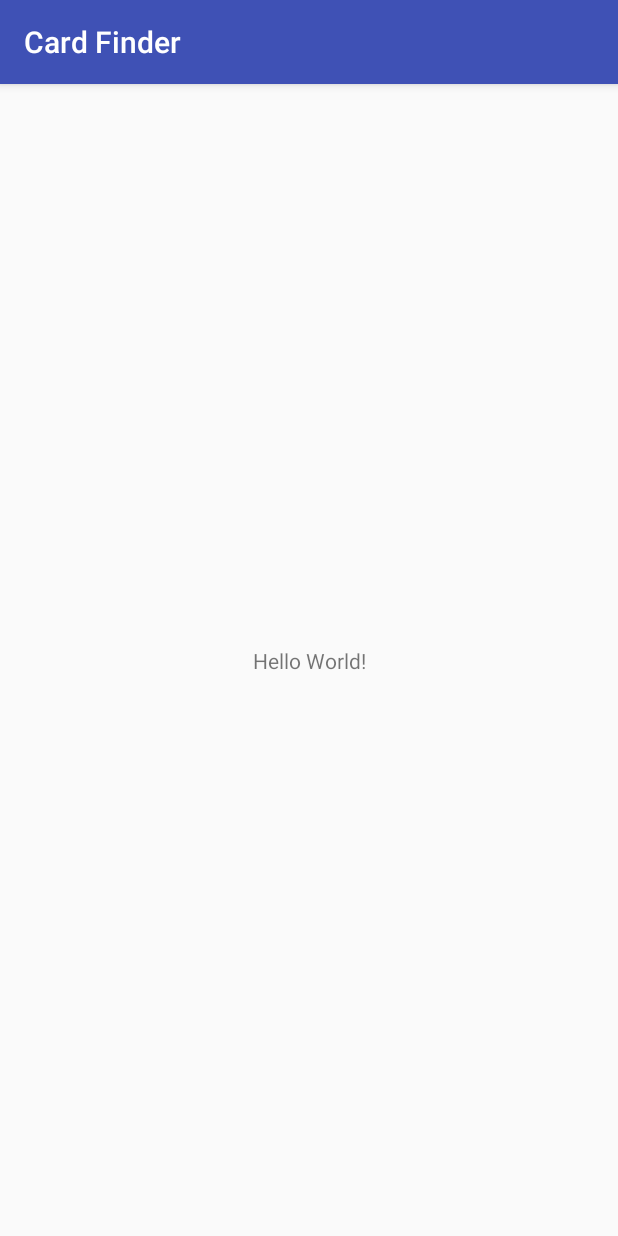
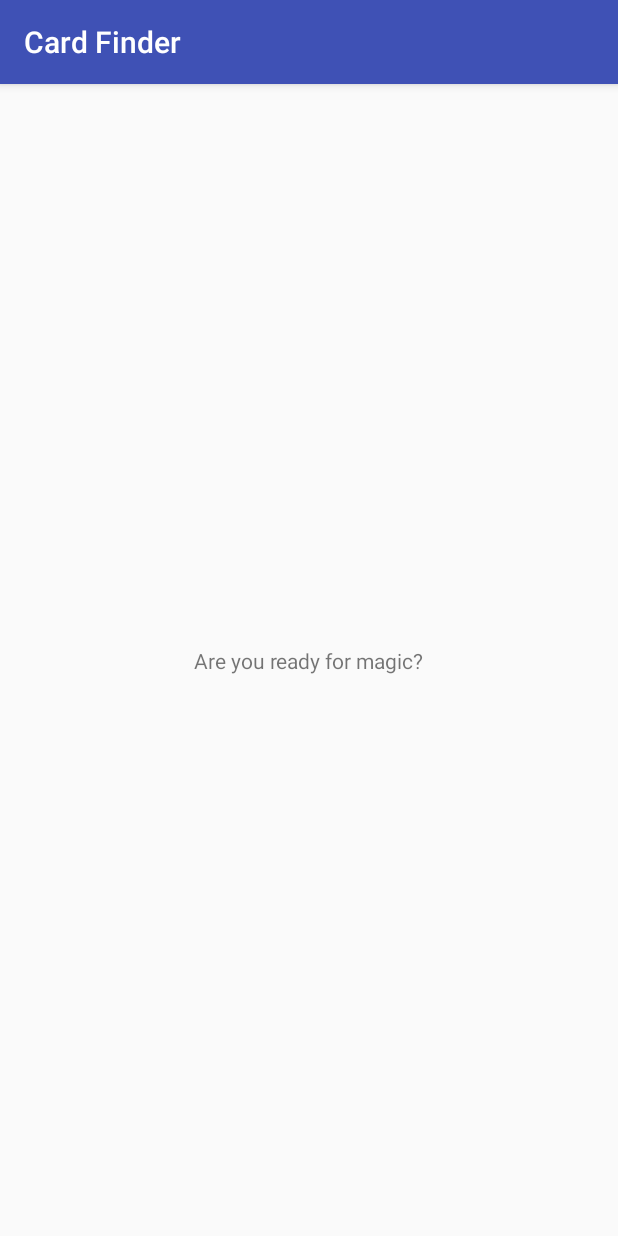
Before and after one commit to MagogCZ/CardFinder, an Android app: the screen it shows after launch (MainActivity), on a phone screen of 412 x 824 dp. Run offline under Robolectric (Android 15) with nearby library versions, the phone set to English and light mode, and no system bars.

Commit message:
commit test

```diff
--- a/CardFinder/app/src/main/res/layout/activity_main.xml
+++ b/CardFinder/app/src/main/res/layout/activity_main.xml
@@ -9,7 +9,7 @@
     <TextView
         android:layout_width="wrap_content"
         android:layout_height="wrap_content"
-        android:text="Hello World!"
+        android:text="Are you ready for magic?"
         app:layout_constraintBottom_toBottomOf="parent"
         app:layout_constraintLeft_toLeftOf="parent"
         app:layout_constraintRight_toRightOf="parent"
```
